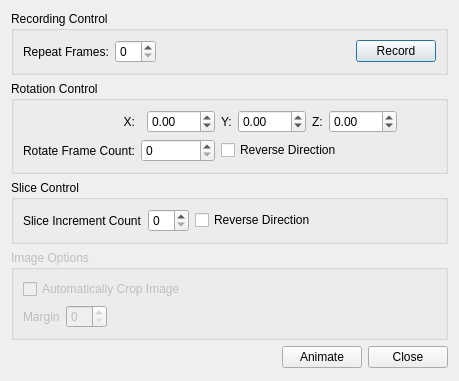
This is src/GuiQt/MovieDialog.ui in Washington-University/workbench as Qt 5 draws it before an edit. The edited form follows.
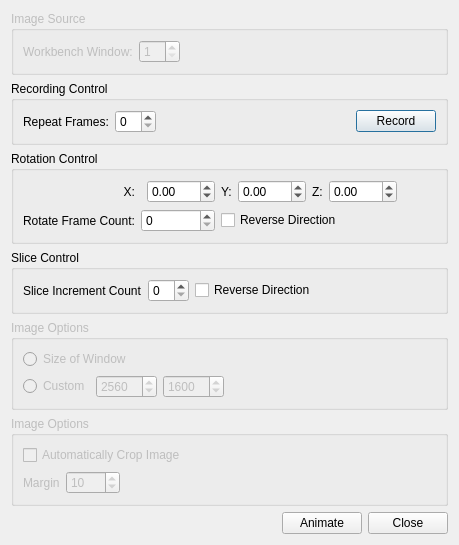
This is the edited form.

Commit message: Added window selection and window size controls to movie recording dialog.

```diff
--- a/src/GuiQt/MovieDialog.ui
+++ b/src/GuiQt/MovieDialog.ui
@@ -7,7 +7,7 @@
     <x>0</x>
     <y>0</y>
     <width>459</width>
-    <height>381</height>
+    <height>494</height>
    </rect>
   </property>
   <property name="sizePolicy">
@@ -20,6 +20,45 @@
    <string>Animation Control</string>
   </property>
   <layout class="QVBoxLayout" name="verticalLayout_2">
+   <item>
+    <widget class="QGroupBox" name="imageSourceGroupBox">
+     <property name="enabled">
+      <bool>false</bool>
+     </property>
+     <property name="title">
+      <string>Image Source</string>
+     </property>
+     <layout class="QHBoxLayout" name="horizontalLayout_4">
+      <item>
+       <widget class="QLabel" name="label">
+        <property name="text">
+         <string>Workbench Window:</string>
+        </property>
+       </widget>
+      </item>
+      <item>
+       <widget class="QSpinBox" name="workbenchWindowSpinBox">
+        <property name="minimum">
+         <number>1</number>
+        </property>
+       </widget>
+      </item>
+      <item>
+       <spacer name="horizontalSpacer_6">
+        <property name="orientation">
+         <enum>Qt::Horizontal</enum>
+        </property>
+        <property name="sizeHint" stdset="0">
+         <size>
+          <width>40</width>
+          <height>20</height>
+         </size>
+        </property>
+       </spacer>
+      </item>
+     </layout>
+    </widget>
+   </item>
    <item>
     <widget class="QGroupBox" name="recordingControlGroupBox">
      <property name="title">
@@ -223,6 +262,75 @@
      </layout>
     </widget>
    </item>
+   <item>
+    <widget class="QGroupBox" name="imageOptionsGroupBox_2">
+     <property name="enabled">
+      <bool>false</bool>
+     </property>
+     <property name="title">
+      <string>Image Options</string>
+     </property>
+     <layout class="QVBoxLayout" name="verticalLayout_3">
+      <item>
+       <widget class="QRadioButton" name="windowSizeRadioButton">
+        <property name="text">
+         <string>Size of Window</string>
+        </property>
+       </widget>
+      </item>
+      <item>
+       <layout class="QHBoxLayout" name="horizontalLayout_5">
+        <item>
+         <widget class="QRadioButton" name="customSizeRadioButton">
+          <property name="text">
+           <string>Custom</string>
+          </property>
+         </widget>
+        </item>
+        <item>
+         <widget class="QSpinBox" name="windowsWidthSpinBox">
+          <property name="minimum">
+           <number>1</number>
+          </property>
+          <property name="maximum">
+           <number>10000</number>
+          </property>
+          <property name="value">
+           <number>2560</number>
+          </property>
+         </widget>
+        </item>
+        <item>
+         <widget class="QSpinBox" name="windowHeightSpinBox">
+          <property name="minimum">
+           <number>1</number>
+          </property>
+          <property name="maximum">
+           <number>10000</number>
+          </property>
+          <property name="value">
+           <number>1600</number>
+          </property>
+         </widget>
+        </item>
+        <item>
+         <spacer name="horizontalSpacer_7">
+          <property name="orientation">
+           <enum>Qt::Horizontal</enum>
+          </property>
+          <property name="sizeHint" stdset="0">
+           <size>
+            <width>40</width>
+            <height>20</height>
+           </size>
+          </property>
+         </spacer>
+        </item>
+       </layout>
+      </item>
+     </layout>
+    </widget>
+   </item>
    <item>
     <widget class="QGroupBox" name="imageOptionsGroupBox">
      <property name="enabled">
@@ -263,6 +371,12 @@
           <property name="enabled">
            <bool>false</bool>
           </property>
+          <property name="maximum">
+           <number>1000</number>
+          </property>
+          <property name="value">
+           <number>10</number>
+          </property>
          </widget>
         </item>
         <item>
@@ -317,19 +431,6 @@
      </item>
     </layout>
    </item>
-   <item>
-    <spacer name="verticalSpacer">
-     <property name="orientation">
-      <enum>Qt::Vertical</enum>
-     </property>
-     <property name="sizeHint" stdset="0">
-      <size>
-       <width>20</width>
-       <height>40</height>
-      </size>
-     </property>
-    </spacer>
-   </item>
   </layout>
  </widget>
  <resources/>
```
